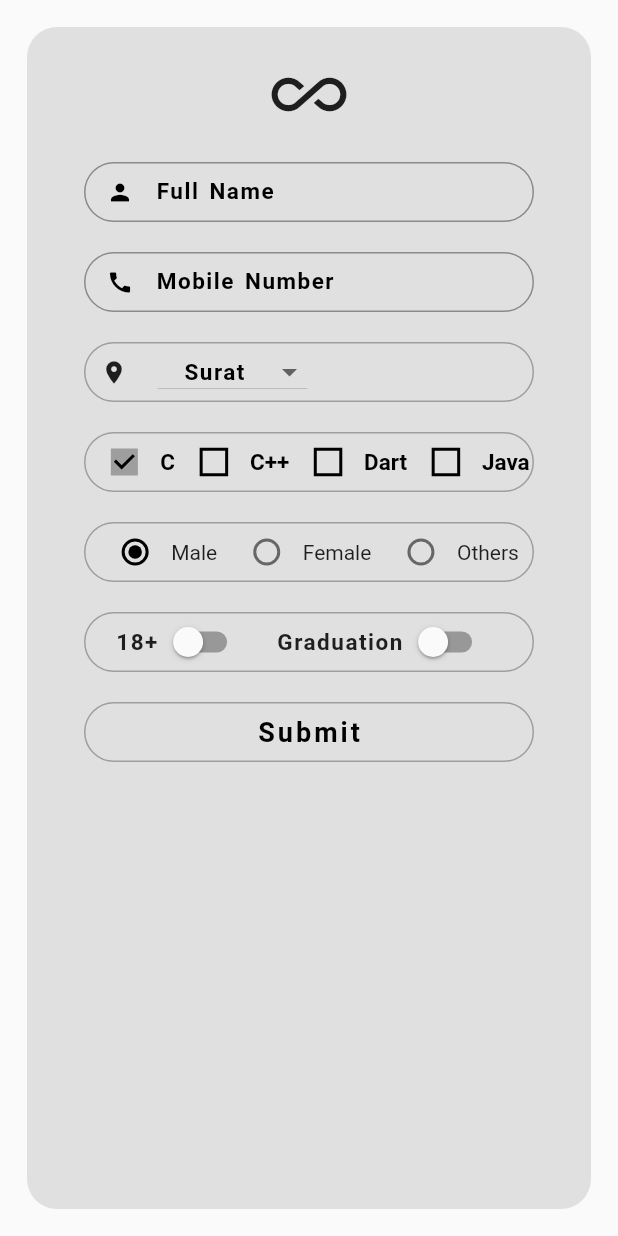
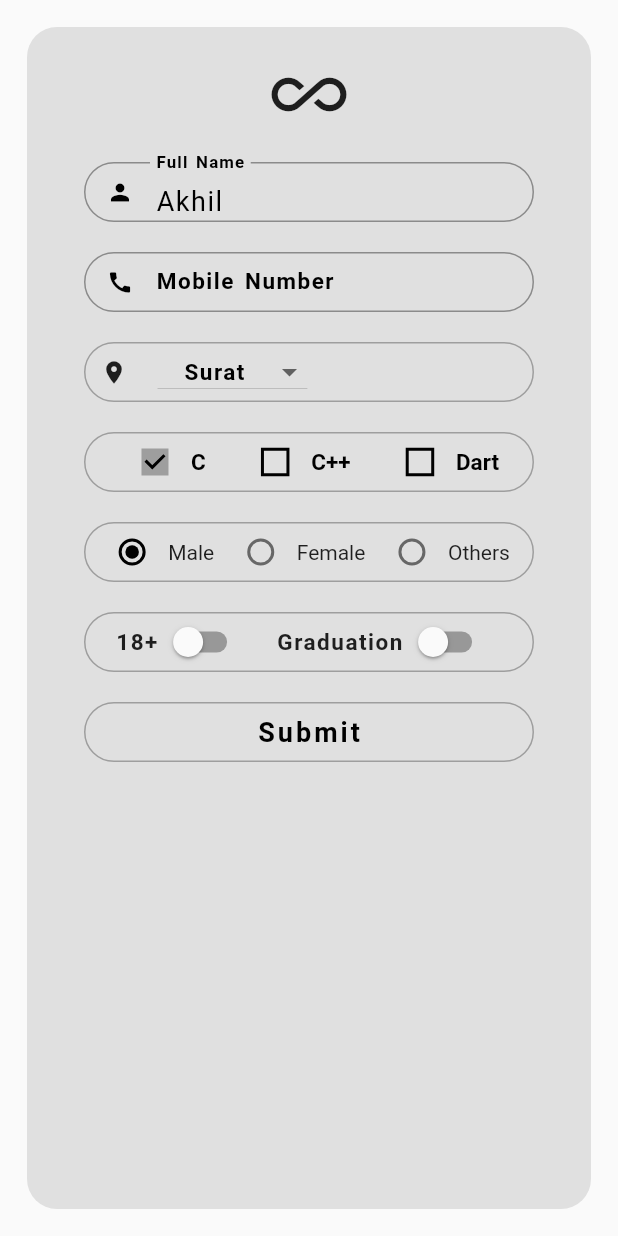
Before and after one commit to theAkHilsarkar18/simple_resume_form, a Flutter app: the screen it shows after launch, on a phone screen of 412 x 824 dp. Run offline on Flutter 3.47's test engine with Material 2 defaults, Android fonts, the phone set to English and light mode, and no system bars.

Commit message:
20-01-2023

```diff
--- a/lib/simpleResume.dart
+++ b/lib/simpleResume.dart
@@ -19,9 +19,13 @@ class _ResumeState extends State<Resume> {
   bool skill3 = false;
   bool skill4 = false;
 
+  TextEditingController? txtName = TextEditingController(text: "Akhil");
+  var formKey = GlobalKey<FormState>();
   @override
   Widget build(BuildContext context) {
-    return SafeArea(
+    return Form(
+      key: formKey,
+      child: SafeArea(
         child: Scaffold(
           body: Padding(
             padding: const EdgeInsets.all(18.0),
@@ -32,6 +36,7 @@ class _ResumeState extends State<Resume> {
                 borderRadius: BorderRadius.circular(20),
                 color: Colors.grey.shade300,
               ),
+              child: SingleChildScrollView(
                 child: Column(
                   mainAxisAlignment: MainAxisAlignment.start,
                   children: [
@@ -40,10 +45,19 @@ class _ResumeState extends State<Resume> {
                     ),
                     Icon(Icons.all_inclusive,size: 50,),
                     SizedBox(height: 20,),
+                    //1
                     Container(
                       height: 40,
                       width: 300,
-                  child: TextField(
+                      child: TextFormField(
+                        controller: txtName,
+                        validator: (value) {
+                          if(value!.isEmpty)
+                            {
+                              return "Please fill this form";
+                            }
+                          return null;
+                        },
                         style: TextStyle(
                             color: Colors.black,
                             letterSpacing: 1,
@@ -71,10 +85,12 @@ class _ResumeState extends State<Resume> {
                     SizedBox(
                       height: 20,
                     ),
+                    //2
                     Container(
                       height: 40,
                       width: 300,
-                  child: TextField(
+                      child: TextFormField(
+                        keyboardType: TextInputType.phone,
                         style: TextStyle(
                             color: Colors.black,
                             letterSpacing: 1,
@@ -266,32 +282,7 @@ class _ResumeState extends State<Resume> {
                                       fontWeight: FontWeight.bold)),
                             ],
                           ),
-                      Row(
-                        children: [
-                          Checkbox(
-                            side: BorderSide(width: 1),
-                            focusColor: Colors.grey.shade300,
-                            activeColor: Colors.grey.shade500,
-                            checkColor: Colors.black,
-                            shape: BeveledRectangleBorder(
-                                side: BorderSide(
-                                    color: Colors.black,
-                                    width: 0.5,
-                                    style: BorderStyle.solid)),
-                            value: skill4,
-                            onChanged: (value) {
-                              setState(() {
-                                skill4 = value!;
-                              });
-                            },
-                          ),
-                          Text("Java",
-                              style: TextStyle(
-                                  color: Colors.black,
-                                  fontSize: 15,
-                                  fontWeight: FontWeight.bold)),
-                        ],
-                      ),
+
                         ],
                       ),
                     ),
@@ -351,6 +342,7 @@ class _ResumeState extends State<Resume> {
                                 },
                               ),
                               Text("Others"),
+                              SizedBox(width: 8,),
                             ],
                           ),
                         ],
@@ -470,6 +462,8 @@ class _ResumeState extends State<Resume> {
               ),
             ),
           ),
+        ),
+      ),
     );
   }
 }
```
Lines whose indentation alone changed are shown as unchanged.
